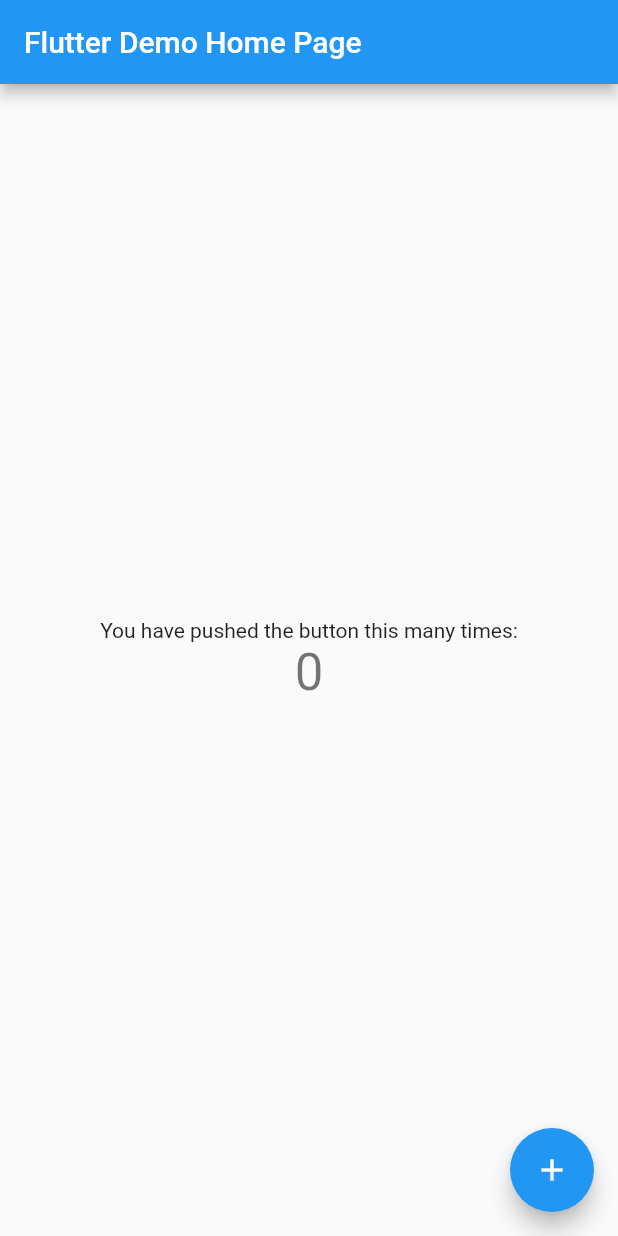
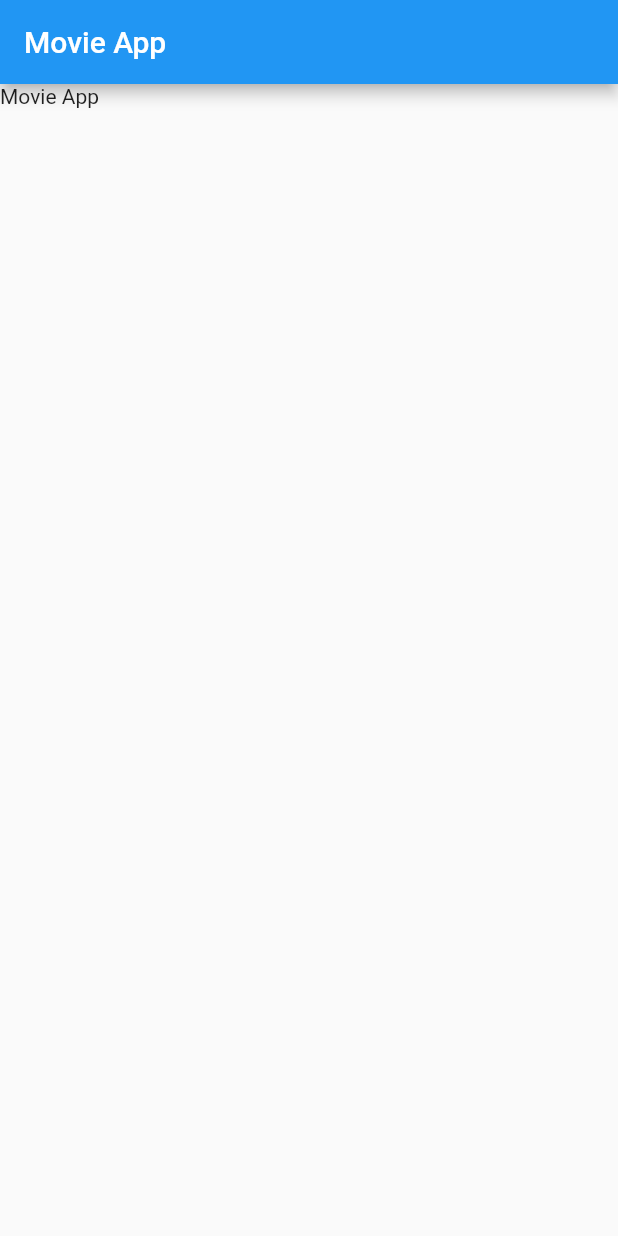
Before and after one commit to Sigaeasu/movie-app, a Flutter app: the screen it shows after launch, on a phone screen of 412 x 824 dp. Run offline on Flutter 3.47's test engine with Material 2 defaults, Android fonts, the phone set to English and light mode, and no system bars.

Commit message:
init screens and main screen

```diff
--- a/lib/main.dart
+++ b/lib/main.dart
@@ -1,4 +1,5 @@
 import 'package:flutter/material.dart';
+import 'screens/screens.dart';
 
 void main() {
   runApp(const MyApp());
@@ -7,109 +8,15 @@ void main() {
 class MyApp extends StatelessWidget {
   const MyApp({super.key});
 
-  // This widget is the root of your application.
   @override
   Widget build(BuildContext context) {
     return MaterialApp(
-      title: 'Flutter Demo',
+      title: 'Movie App',
       theme: ThemeData(
-        // This is the theme of your application.
-        //
-        // Try running your application with "flutter run". You'll see the
-        // application has a blue toolbar. Then, without quitting the app, try
-        // changing the primarySwatch below to Colors.green and then invoke
-        // "hot reload" (press "r" in the console where you ran "flutter run",
-        // or simply save your changes to "hot reload" in a Flutter IDE).
-        // Notice that the counter didn't reset back to zero; the application
-        // is not restarted.
         primarySwatch: Colors.blue,
       ),
-      home: const MyHomePage(title: 'Flutter Demo Home Page'),
+      debugShowCheckedModeBanner: false,
+      home: const MainPage(),
     );
   }
 }
-
-class MyHomePage extends StatefulWidget {
-  const MyHomePage({super.key, required this.title});
-
-  // This widget is the home page of your application. It is stateful, meaning
-  // that it has a State object (defined below) that contains fields that affect
-  // how it looks.
-
-  // This class is the configuration for the state. It holds the values (in this
-  // case the title) provided by the parent (in this case the App widget) and
-  // used by the build method of the State. Fields in a Widget subclass are
-  // always marked "final".
-
-  final String title;
-
-  @override
-  State<MyHomePage> createState() => _MyHomePageState();
-}
-
-class _MyHomePageState extends State<MyHomePage> {
-  int _counter = 0;
-
-  void _incrementCounter() {
-    setState(() {
-      // This call to setState tells the Flutter framework that something has
-      // changed in this State, which causes it to rerun the build method below
-      // so that the display can reflect the updated values. If we changed
-      // _counter without calling setState(), then the build method would not be
-      // called again, and so nothing would appear to happen.
-      _counter++;
-    });
-  }
-
-  @override
-  Widget build(BuildContext context) {
-    // This method is rerun every time setState is called, for instance as done
-    // by the _incrementCounter method above.
-    //
-    // The Flutter framework has been optimized to make rerunning build methods
-    // fast, so that you can just rebuild anything that needs updating rather
-    // than having to individually change instances of widgets.
-    return Scaffold(
-      appBar: AppBar(
-        // Here we take the value from the MyHomePage object that was created by
-        // the App.build method, and use it to set our appbar title.
-        title: Text(widget.title),
-      ),
-      body: Center(
-        // Center is a layout widget. It takes a single child and positions it
-        // in the middle of the parent.
-        child: Column(
-          // Column is also a layout widget. It takes a list of children and
-          // arranges them vertically. By default, it sizes itself to fit its
-          // children horizontally, and tries to be as tall as its parent.
-          //
-          // Invoke "debug painting" (press "p" in the console, choose the
-          // "Toggle Debug Paint" action from the Flutter Inspector in Android
-          // Studio, or the "Toggle Debug Paint" command in Visual Studio Code)
-          // to see the wireframe for each widget.
-          //
-          // Column has various properties to control how it sizes itself and
-          // how it positions its children. Here we use mainAxisAlignment to
-          // center the children vertically; the main axis here is the vertical
-          // axis because Columns are vertical (the cross axis would be
-          // horizontal).
-          mainAxisAlignment: MainAxisAlignment.center,
-          children: <Widget>[
-            const Text(
-              'You have pushed the button this many times:',
-            ),
-            Text(
-              '$_counter',
-              style: Theme.of(context).textTheme.headlineMedium,
-            ),
-          ],
-        ),
-      ),
-      floatingActionButton: FloatingActionButton(
-        onPressed: _incrementCounter,
-        tooltip: 'Increment',
-        child: const Icon(Icons.add),
-      ), // This trailing comma makes auto-formatting nicer for build methods.
-    );
-  }
-}
--- /dev/null
+++ b/lib/screens/main/main.dart
@@ -0,0 +1,22 @@
+import 'package:flutter/material.dart';
+
+class MainPage extends StatefulWidget {
+  const MainPage({super.key});
+
+  static const routeName = '/';
+
+  @override
+  State<MainPage> createState() => _MainPageState();
+}
+
+class _MainPageState extends State<MainPage> {
+  @override
+  Widget build(BuildContext context) {
+    return Scaffold(
+      appBar: AppBar(
+        title: Text("Movie App"),
+      ),
+      body: Text('Movie App'),
+    );
+  }
+}
--- /dev/null
+++ b/lib/screens/screens.dart
@@ -0,0 +1 @@
+export 'main/main.dart';
```
